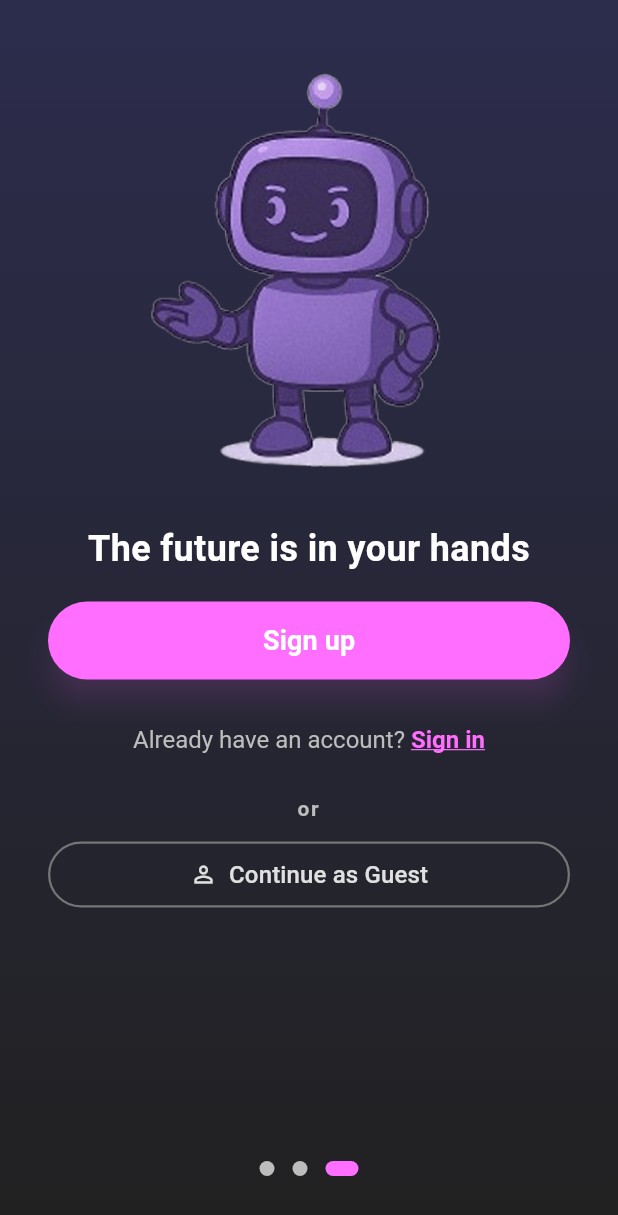
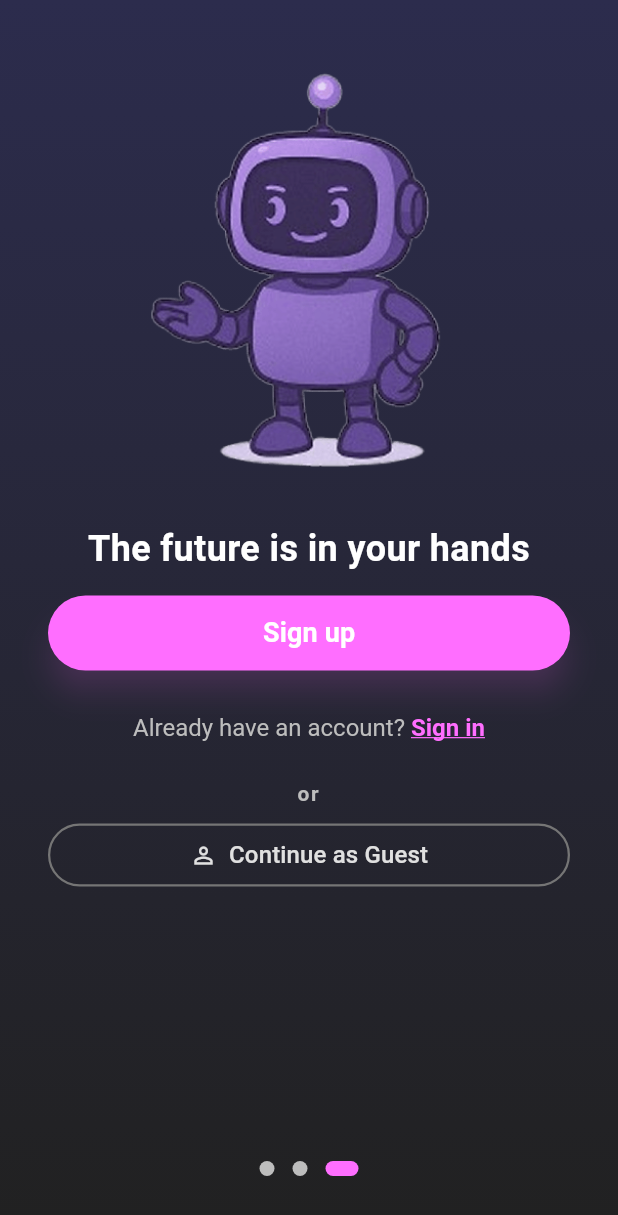
Before and after one commit to AngeloLentini01/MUFANT-app, a Flutter app: the screen it shows after launch, swiped to page 3, on a phone screen of 412 x 824 dp. Shown: the top 1215 px of the screen. Run offline on Flutter 3.47's test engine with Material 3 defaults, Android fonts, the phone set to English and light mode, and no system bars; drawn by our look-alikes of introduction_screen; our stand-ins replace google_fonts, shared_preferences, skeletonizer, sqflite; missing offline and left inert: barcode, gal, money2, ticket_material, ulid; accounts and stored records are empty; Roboto replaces fonts that are missing (Exo).

Commit message:
fix: fixed last introduction screen dots

```diff
--- a/app/lib/presentation/views/introductionScreens/views/onboarding_screen.dart
+++ b/app/lib/presentation/views/introductionScreens/views/onboarding_screen.dart
@@ -3,8 +3,10 @@ import 'package:app/presentation/views/introductionScreens/models/onboarding_pag
 import 'package:app/presentation/app_main.dart';
 import 'package:app/presentation/views/loginPage/login_page.dart';
 import 'package:app/presentation/views/loginPage/registration_page.dart';
+import 'package:app/utils/app_logger.dart';
 import 'package:flutter/material.dart';
 import 'package:introduction_screen/introduction_screen.dart';
+import 'package:logging/logging.dart';
 
 /// Onboarding screen with 3 pages using introduction_screen package
 /// Appears after splash screen and navigates to home page
@@ -20,6 +22,9 @@ class _OnboardingScreenState extends State<OnboardingScreen>
   int _currentPage = 0;
   final GlobalKey<IntroductionScreenState> _introKey =
       GlobalKey<IntroductionScreenState>();
+
+  // Logger for this class
+  static final Logger _logger = AppLogger.getLogger('OnboardingScreen');
 
   @override
   Widget build(BuildContext context) {
@@ -40,11 +45,12 @@ class _OnboardingScreenState extends State<OnboardingScreen>
               onDone: () => _onFinish(context),
               onSkip: () => _skipToLastPage(),
               onChange: (page) => setState(() => _currentPage = page),
-              showSkipButton: _currentPage < 2, // Show normally on pages 1-2
-              showNextButton: _currentPage < 2, // Show normally on pages 1-2
+              showSkipButton: _currentPage < 2,
+              showNextButton: _currentPage < 2,
               showDoneButton: false,
               skipOrBackFlex: 0,
               nextFlex: 0,
+              scrollPhysics: const ClampingScrollPhysics(),
               skip: Text(
                 'Skip',
                 style: TextStyle(
@@ -57,9 +63,9 @@ class _OnboardingScreenState extends State<OnboardingScreen>
               controlsMargin: const EdgeInsets.all(16),
               controlsPadding: const EdgeInsets.fromLTRB(8.0, 4.0, 8.0, 4.0),
               dotsDecorator: DotsDecorator(
-                size: const Size(0, 0), // Hide original dots on ALL pages
+                size: const Size(0, 0),
                 color: Colors.transparent,
-                activeSize: const Size(0, 0), // Hide original dots on ALL pages
+                activeSize: const Size(0, 0),
                 activeColor: Colors.transparent,
                 activeShape: RoundedRectangleBorder(
                   borderRadius: BorderRadius.circular(25.0),
@@ -67,10 +73,18 @@ class _OnboardingScreenState extends State<OnboardingScreen>
               ),
               globalBackgroundColor: Colors.transparent,
             ),
-            // Absolutely positioned dots centered horizontally and vertically aligned with Skip/arrow
-            Positioned(
-              bottom:
-                  40, // Adjust to match Skip text and arrow vertical position
+            // Custom dots
+            _buildCustomDots(),
+          ],
+        ),
+      ),
+    );
+  }
+
+  /// Build custom dots widget
+  Widget _buildCustomDots() {
+    return Positioned(
+      bottom: 40,
       left: 0,
       right: 0,
       child: Center(
@@ -90,10 +104,6 @@ class _OnboardingScreenState extends State<OnboardingScreen>
               ),
             );
           }),
-                ),
-              ),
-            ),
-          ],
         ),
       ),
     );
@@ -164,14 +174,14 @@ class _OnboardingScreenState extends State<OnboardingScreen>
   /// Build buttons for the third page positioned above the navigation dots
   Widget _buildThirdPageButtons(BuildContext context) {
     return Container(
-      padding: const EdgeInsets.symmetric(horizontal: 32, vertical: 20),
+      padding: const EdgeInsets.symmetric(horizontal: 32, vertical: 16),
       child: Column(
         mainAxisSize: MainAxisSize.min,
         children: [
           // Sign up button
           SizedBox(
             width: double.infinity,
-            height: 52,
+            height: 50,
             child: ElevatedButton(
               onPressed: () {
                 // Navigate to RegistrationPage
@@ -196,16 +206,23 @@ class _OnboardingScreenState extends State<OnboardingScreen>
             ),
           ),
 
-          const SizedBox(height: 16),
+          const SizedBox(height: 14),
 
           // "Already have an account? Sign in" text
           TextButton(
             onPressed: () {
+              // Debug logger for sign in navigation
+              AppLogger.debug(_logger, 'Sign in button pressed from onboarding screen');
+              AppLogger.debug(_logger, 'Navigating to LoginPage...');
+
               // Navigate to LoginPage
               Navigator.push(
                 context,
                 MaterialPageRoute(builder: (context) => const LoginPage()),
-              );
+              ).then((result) {
+                // Log when returning from login page
+                AppLogger.debug(_logger, 'Returned from LoginPage with result: $result');
+              });
             },
             child: RichText(
               text: TextSpan(
@@ -226,7 +243,7 @@ class _OnboardingScreenState extends State<OnboardingScreen>
             ),
           ),
 
-          const SizedBox(height: 12),
+          const SizedBox(height: 10),
 
           // "or" text only
           Text(
@@ -240,12 +257,12 @@ class _OnboardingScreenState extends State<OnboardingScreen>
             textAlign: TextAlign.center,
           ),
 
-          const SizedBox(height: 12),
+          const SizedBox(height: 10),
 
           // Continue as Guest button
           SizedBox(
             width: double.infinity,
-            height: 44,
+            height: 42,
             child: OutlinedButton(
               onPressed: () {
                 // Navigate to main app as guest user
--- a/app/lib/presentation/views/loginPage/registration_page.dart
+++ b/app/lib/presentation/views/loginPage/registration_page.dart
@@ -461,14 +461,15 @@ class _RegistrationPageState extends State<RegistrationPage> {
                           ),
                           GestureDetector(
                             onTap: () {
+                              print('Sign in button pressed from registration page');
                               if (widget.shouldNavigateToMain) {
-                                Navigator.of(context).pushReplacement(
+                                Navigator.of(context).push(
                                   MaterialPageRoute(
                                     builder: (context) => const LoginPage(),
                                   ),
                                 );
                               } else {
-                                Navigator.of(context).pushReplacement(
+                                Navigator.of(context).push(
                                   MaterialPageRoute(
                                     builder: (context) => const LoginPage(
                                       shouldNavigateToMain: false,
```
Also changed, not shown: app/lib/presentation/views/loginPage/login_page.dart (+10 -9 lines). Lines whose indentation alone changed are shown as unchanged.
